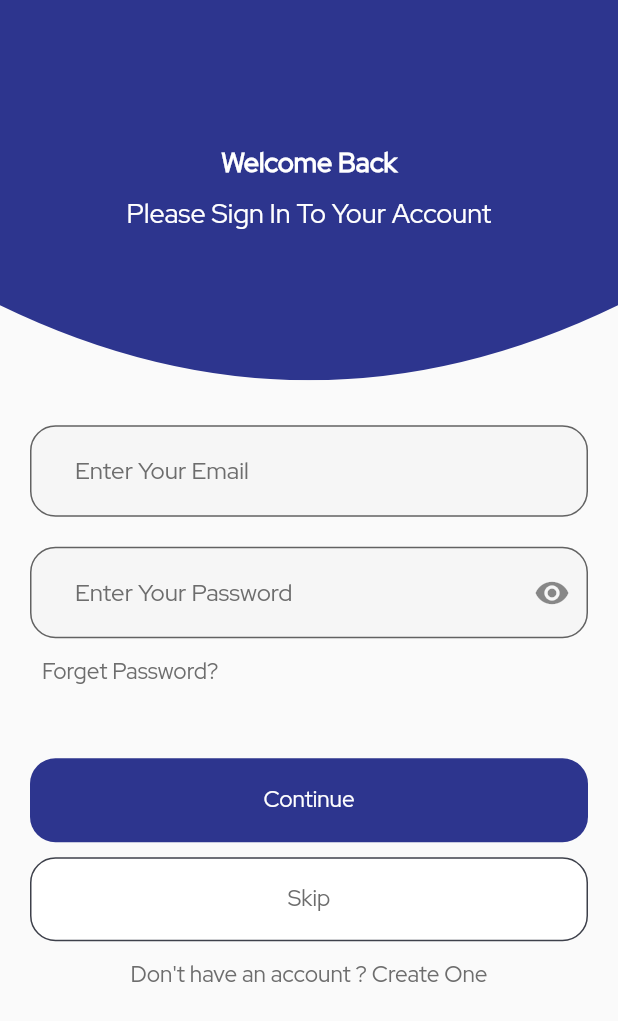
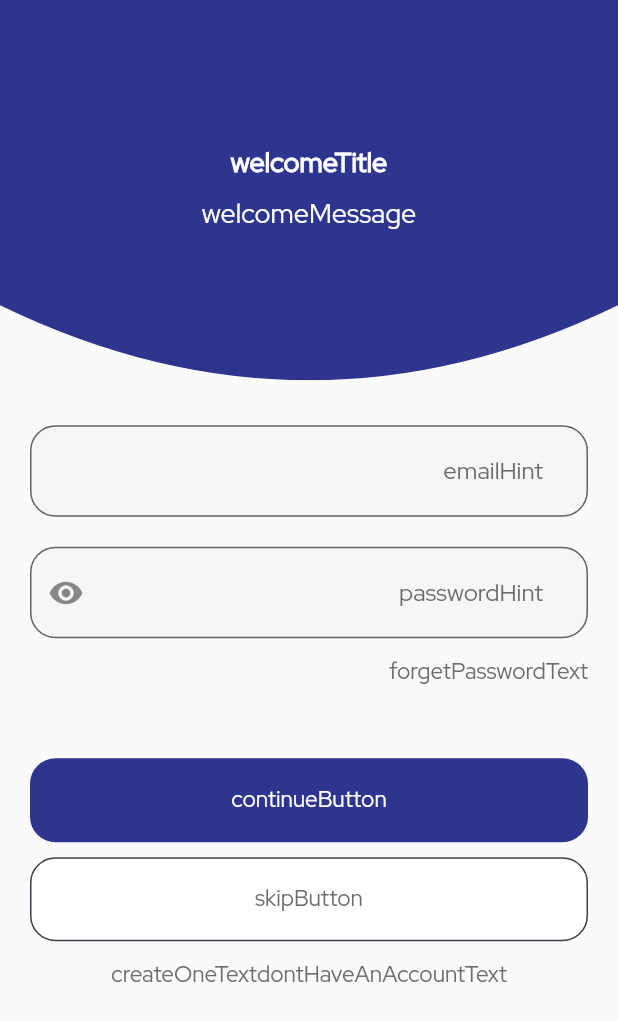
Before and after one commit to hussam-aw/timezonesu, a Flutter app: the screen it shows after launch, on a phone screen of 412 x 824 dp. Shown: the top 1021 px of the screen. Run offline on Flutter 3.47's test engine with Material 2 defaults, Android fonts, the phone set to English and light mode, and no system bars; our stand-ins replace carousel_slider, flutter_local_notifications, get, get_storage, shimmer.

Commit message:
Use dynamic texts for translations

```diff
--- a/lib/PresentationLayer/Auth/login_screen.dart
+++ b/lib/PresentationLayer/Auth/login_screen.dart
@@ -1,5 +1,6 @@
 import 'package:flutter/material.dart';
 import 'package:get/get.dart';
+import 'package:timezonesu/BussinessLayer/Controllers/app_language_controller.dart';
 import 'package:timezonesu/BussinessLayer/Controllers/auth_controller.dart';
 import 'package:timezonesu/Constants/get_routes.dart';
 import 'package:timezonesu/Constants/ui_colors.dart';
@@ -10,9 +11,15 @@ import 'package:timezonesu/PresentationLayer/Widgets/Public/spaces.dart';
 class LoginScreen extends StatelessWidget {
   LoginScreen({super.key});
   final AuthController authController = Get.put(AuthController());
+  final AppLanguageController appLanguageController =
+      Get.find<AppLanguageController>();
   @override
   Widget build(BuildContext context) {
-    return Scaffold(
+    return Directionality(
+      textDirection: appLanguageController.appLang == 'en'
+          ? TextDirection.ltr
+          : TextDirection.rtl,
+      child: Scaffold(
         resizeToAvoidBottomInset: false,
         body: SafeArea(
           child: SizedBox(
@@ -34,13 +41,13 @@ class LoginScreen extends StatelessWidget {
                               child: Column(
                                 mainAxisAlignment: MainAxisAlignment.center,
                                 children: [
-                                const Text(
-                                  'Welcome Back',
+                                  Text(
+                                    'welcomeTitle'.tr,
                                     style: UITextStyle.boldHeading,
                                   ),
                                   spacer(height: 16),
-                                const Text(
-                                  'Please Sign In To Your Account',
+                                  Text(
+                                    'welcomeMessage'.tr,
                                     style: UITextStyle.normalHeading,
                                   )
                                 ],
@@ -59,10 +66,11 @@ class LoginScreen extends StatelessWidget {
                               crossAxisAlignment: CrossAxisAlignment.start,
                               children: [
                                 TextFormField(
-                                controller: authController.loginEmailController,
+                                  controller:
+                                      authController.loginEmailController,
                                   keyboardType: TextInputType.emailAddress,
                                   decoration: authInputsStyle.copyWith(
-                                  hintText: "Enter Your Email",
+                                    hintText: 'emailHint'.tr,
                                   ),
                                 ),
                                 spacer(height: 20),
@@ -71,7 +79,7 @@ class LoginScreen extends StatelessWidget {
                                       authController.loginPasswordController,
                                   keyboardType: TextInputType.visiblePassword,
                                   decoration: authInputsStyle.copyWith(
-                                  hintText: 'Enter Your Password',
+                                    hintText: 'passwordHint'.tr,
                                     suffixIcon: const Icon(Icons.visibility),
                                   ),
                                 ),
@@ -81,7 +89,7 @@ class LoginScreen extends StatelessWidget {
                                   child: InkWell(
                                     onTap: () {},
                                     child: Text(
-                                    'Forget Password?',
+                                      'forgetPasswordText'.tr,
                                       style: UITextStyle.normalMeduim.copyWith(
                                         color: UIColors.darknormalText,
                                       ),
@@ -104,8 +112,8 @@ class LoginScreen extends StatelessWidget {
                                           if (authController.logging.value ==
                                               true)
                                             const CircularProgressIndicator(),
-                                        const Text(
-                                          'Continue',
+                                          Text(
+                                            'continueButton'.tr,
                                             style: UITextStyle.normalMeduim,
                                           ),
                                         ],
@@ -122,7 +130,7 @@ class LoginScreen extends StatelessWidget {
                                     },
                                     style: normalButtonWithBorderStyle,
                                     child: Text(
-                                    'Skip',
+                                      'skipButton'.tr,
                                       style: UITextStyle.normalMeduim.copyWith(
                                         color: UIColors.darknormalText,
                                       ),
@@ -134,7 +142,7 @@ class LoginScreen extends StatelessWidget {
                                   mainAxisAlignment: MainAxisAlignment.center,
                                   children: [
                                     Text(
-                                    'Don\'t have an account ? ',
+                                      'dontHaveAnAccountText'.tr,
                                       style: UITextStyle.normalMeduim.copyWith(
                                         color: UIColors.darknormalText,
                                       ),
@@ -144,8 +152,9 @@ class LoginScreen extends StatelessWidget {
                                         authController.goToRegister();
                                       },
                                       child: Text(
-                                      'Create One',
-                                      style: UITextStyle.normalMeduim.copyWith(
+                                        'createOneText'.tr,
+                                        style:
+                                            UITextStyle.normalMeduim.copyWith(
                                           color: UIColors.darknormalText,
                                         ),
                                       ),
@@ -160,6 +169,7 @@ class LoginScreen extends StatelessWidget {
                     ],
                   );
                 }),
+          ),
         ),
       ),
     );
--- a/lib/PresentationLayer/Auth/register_screen.dart
+++ b/lib/PresentationLayer/Auth/register_screen.dart
@@ -30,7 +30,7 @@ class RegisterScreen extends StatelessWidget {
                       Padding(
                         padding: const EdgeInsets.only(left: 4),
                         child: Text(
-                          'Create Account',
+                          'createAccountText'.tr,
                           style: UITextStyle.boldHeading
                               .copyWith(color: UIColors.primary),
                         ),
@@ -43,7 +43,7 @@ class RegisterScreen extends StatelessWidget {
                               controller: authController.registerNameController,
                               keyboardType: TextInputType.name,
                               decoration: authInputsStyle.copyWith(
-                                hintText: "Enter Your Name",
+                                hintText: 'nameHint'.tr,
                               ),
                             ),
                             spacer(height: 15),
@@ -52,7 +52,7 @@ class RegisterScreen extends StatelessWidget {
                                   authController.registerEmailController,
                               keyboardType: TextInputType.emailAddress,
                               decoration: authInputsStyle.copyWith(
-                                hintText: "Enter Your Email",
+                                hintText: 'emailHint'.tr,
                               ),
                             ),
                             spacer(height: 25),
@@ -61,7 +61,7 @@ class RegisterScreen extends StatelessWidget {
                                   authController.registerPasswordController,
                               keyboardType: TextInputType.visiblePassword,
                               decoration: authInputsStyle.copyWith(
-                                hintText: 'Enter Your Password',
+                                hintText: 'passwordHint'.tr,
                                 suffixIcon: const Icon(Icons.visibility),
                               ),
                             ),
@@ -71,7 +71,7 @@ class RegisterScreen extends StatelessWidget {
                                   authController.registerRepasswordController,
                               keyboardType: TextInputType.visiblePassword,
                               decoration: authInputsStyle.copyWith(
-                                hintText: 'Confirm Your Password',
+                                hintText: 'confirmPasswordHint'.tr,
                                 suffixIcon: const Icon(Icons.visibility),
                               ),
                             ),
@@ -81,8 +81,8 @@ class RegisterScreen extends StatelessWidget {
                               child: ElevatedButton(
                                 onPressed: () {},
                                 style: acceptButtonStyle,
-                                child: const Text(
-                                  'Create Account',
+                                child: Text(
+                                  'createAccountText'.tr,
                                   style: UITextStyle.normalMeduim,
                                 ),
                               ),
@@ -92,7 +92,7 @@ class RegisterScreen extends StatelessWidget {
                               mainAxisAlignment: MainAxisAlignment.center,
                               children: [
                                 Text(
-                                  'Have an account ? ',
+                                  'haveAnAccountText'.tr,
                                   style: UITextStyle.normalMeduim.copyWith(
                                     color: UIColors.darknormalText,
                                   ),
@@ -100,7 +100,7 @@ class RegisterScreen extends StatelessWidget {
                                 InkWell(
                                   onTap: () {},
                                   child: Text(
-                                    'Login',
+                                    'loginText'.tr,
                                     style: UITextStyle.normalMeduim.copyWith(
                                       color: UIColors.darknormalText,
                                     ),
@@ -124,9 +124,9 @@ class RegisterScreen extends StatelessWidget {
                     decoration: const BoxDecoration(
                       color: UIColors.lightGrey,
                     ),
-                    child: const Center(
+                    child: Center(
                       child: Text(
-                        'Get Full Aceess',
+                        'getFullAccessMessage'.tr,
                         style: UITextStyle.boldHeading,
                       ),
                     ),
```
Lines whose indentation alone changed are shown as unchanged.
